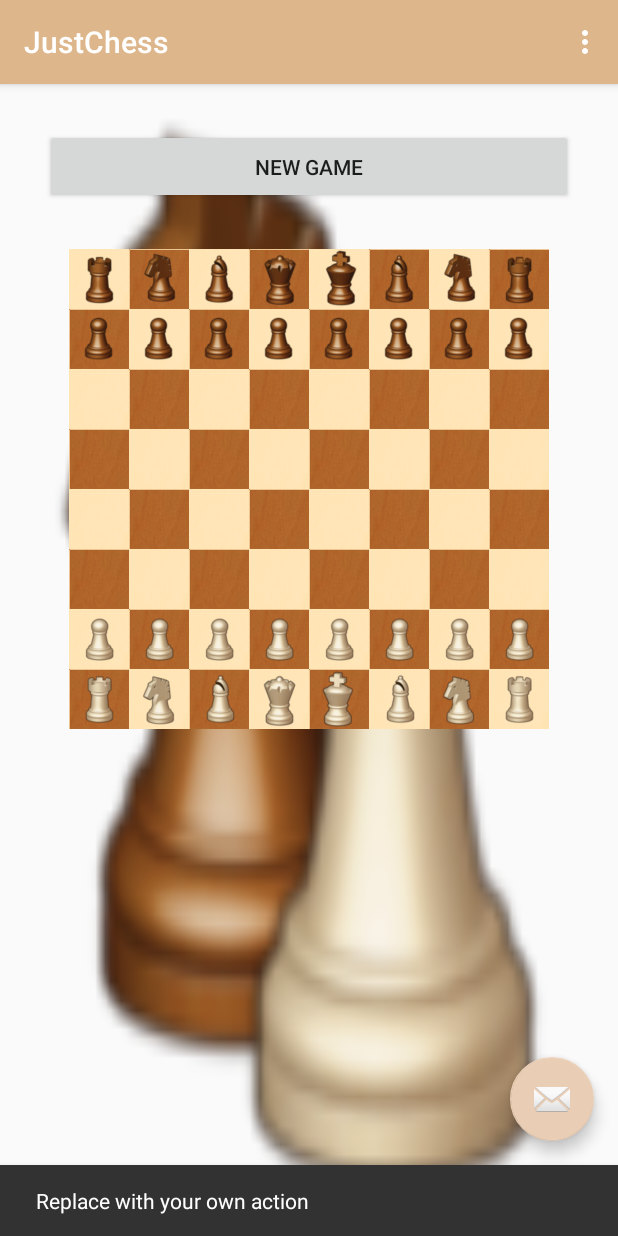
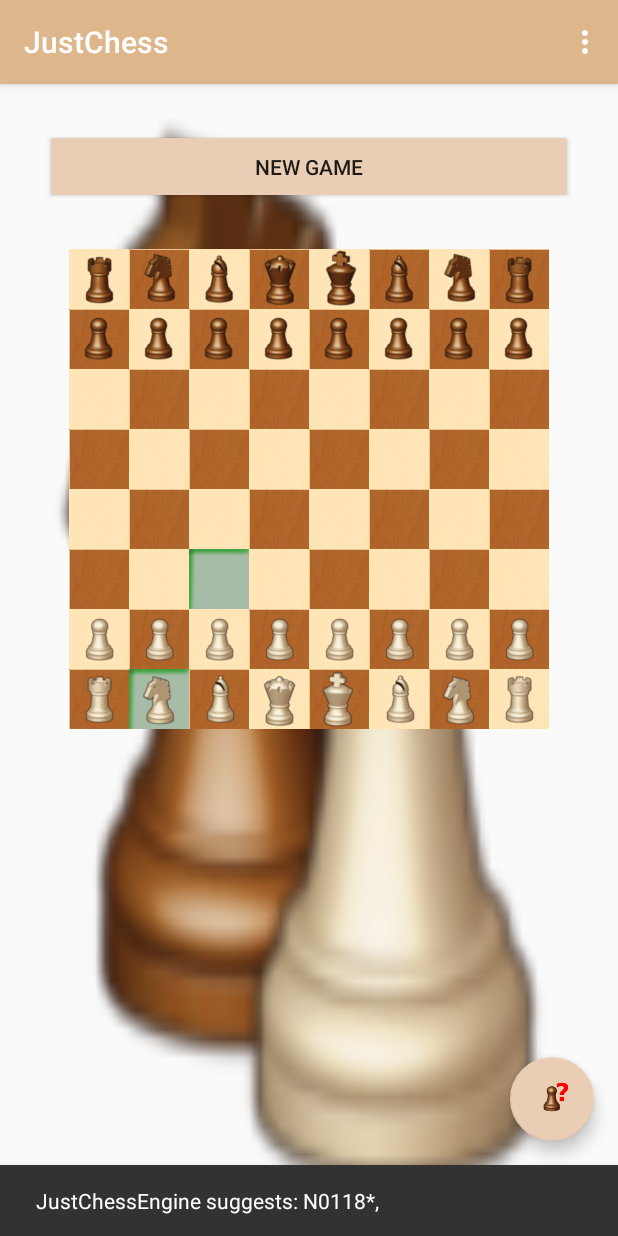
Before and after one commit to alaskalinuxuser/app_JustChess, an Android app: the MainActivity screen opened directly, with no data from a screen before it, after a tap on an icon or button, on a phone screen of 412 x 824 dp. Run offline under Robolectric (Android 15) with nearby library versions, the phone set to English and light mode, and no system bars.

Commit message:
Ver 1.3, added suggest move button.

```diff
--- a/app/build.gradle
+++ b/app/build.gradle
@@ -7,8 +7,8 @@ android {
         applicationId "com.alaskalinuxuser.justchess"
         minSdkVersion 15
         targetSdkVersion 26
-        versionCode 2
-        versionName "1.2"
+        versionCode 3
+        versionName "1.3"
         testInstrumentationRunner "android.support.test.runner.AndroidJUnitRunner"
     }
     buildTypes {
--- a/app/src/main/java/com/alaskalinuxuser/justchess/MainActivity.java
+++ b/app/src/main/java/com/alaskalinuxuser/justchess/MainActivity.java
@@ -81,7 +81,39 @@ public class MainActivity extends AppCompatActivity {
         fab.setOnClickListener(new View.OnClickListener() {
             @Override
             public void onClick(View view) {
-                Snackbar.make(view, "Replace with your own action", Snackbar.LENGTH_LONG)
+                moveOptions="";
+                if (!wTurn){
+                    moveOptions= terminal("suggestMove,black");
+                } else {
+                    moveOptions= terminal("suggestMove,white");
+                }
+
+                try {
+                    if (moveOptions.equalsIgnoreCase("K-0-0R,")) {
+                        chessImage[6].setBackgroundResource(R.drawable.suggested);;
+                    } else if (moveOptions.equalsIgnoreCase("K0-0-0,")) {
+                        chessImage[2].setBackgroundResource(R.drawable.suggested);;
+                    } else if (moveOptions.equalsIgnoreCase("k-0-0r,")) {
+                        chessImage[62].setBackgroundResource(R.drawable.suggested);;
+                    } else if (moveOptions.equalsIgnoreCase("k0-0-0,")) {
+                        chessImage[58].setBackgroundResource(R.drawable.suggested);;
+                    } else {
+                        String temp = String.valueOf(moveOptions.charAt(3)) +
+                                String.valueOf(moveOptions.charAt(4));
+                        int highlightThis = Integer.parseInt(temp);
+                        chessImage[highlightThis].setBackgroundResource(R.drawable.suggested);
+                        temp = String.valueOf(moveOptions.charAt(1)) +
+                                String.valueOf(moveOptions.charAt(2));
+                        highlightThis = Integer.parseInt(temp);
+                        chessImage[highlightThis].setBackgroundResource(R.drawable.suggested);
+                    }
+
+                } catch (Exception e) {
+                    // Do nothing.
+                    Log.i("WJH", e.toString());
+                }
+
+                Snackbar.make(view, "JustChessEngine suggests: "+ moveOptions, Snackbar.LENGTH_LONG)
                         .setAction("Action", null).show();
             }
         });
--- a/app/src/main/res/layout/activity_main.xml
+++ b/app/src/main/res/layout/activity_main.xml
@@ -28,6 +28,6 @@
         android:layout_height="wrap_content"
         android:layout_gravity="bottom|end"
         android:layout_margin="@dimen/fab_margin"
-        app:srcCompat="@android:drawable/ic_dialog_email" />
+        app:srcCompat="@drawable/question" />
 
 </android.support.design.widget.CoordinatorLayout>
--- a/app/src/main/res/layout/content_main.xml
+++ b/app/src/main/res/layout/content_main.xml
@@ -23,6 +23,7 @@
             android:layout_width="wrap_content"
             android:layout_height="50dp"
             android:layout_weight="1"
+            android:backgroundTint="@color/colorAccent"
             android:onClick="resetGame"
             android:text="@string/new_game" />
 
```
Also changed, not shown: app/src/main/res/drawable/highlight.png, app/src/main/res/drawable/question.png (added), app/src/main/res/drawable/suggested.png (added), 3 other files.
